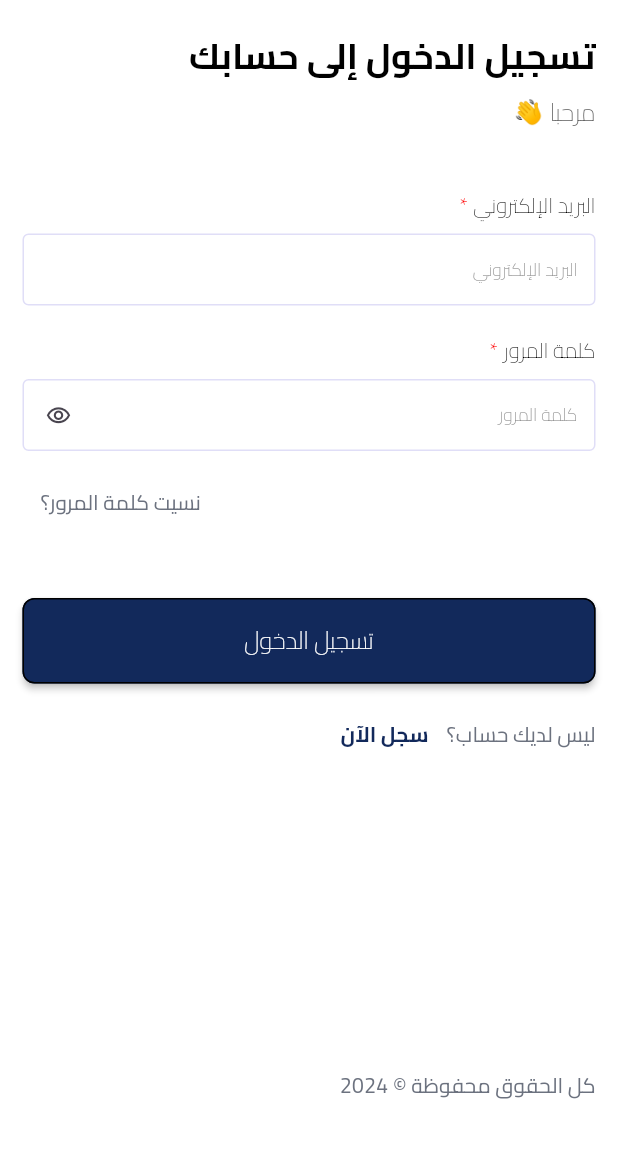
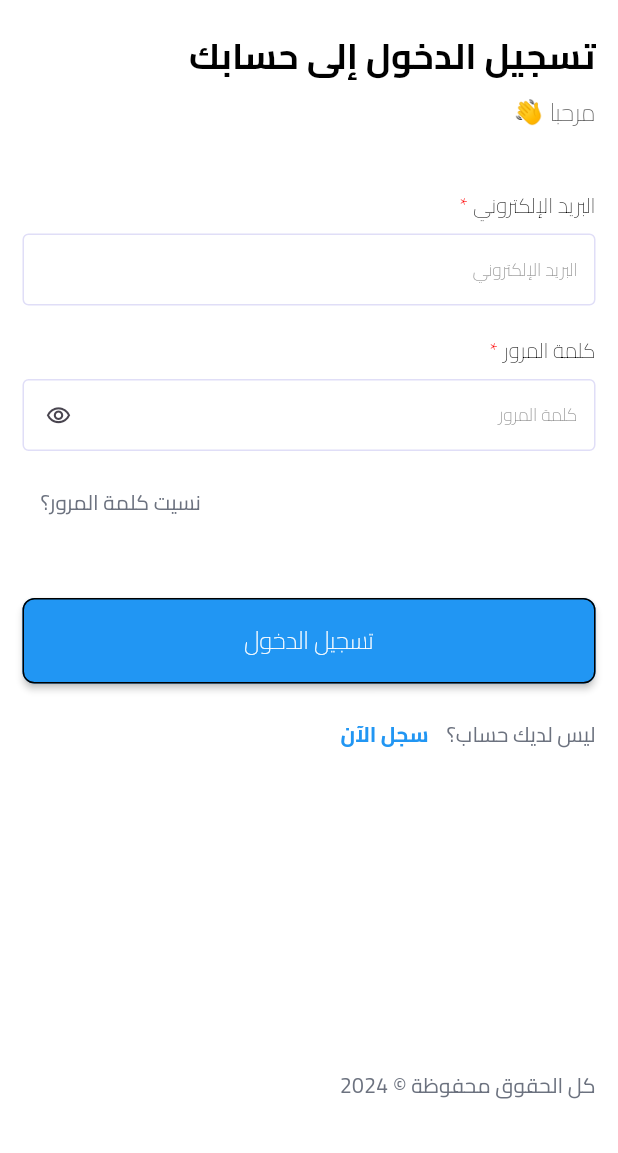
Before and after one commit to a-saber/Point-Of-Sale, a Flutter app: the screen it shows after launch, on a phone screen of 412 x 824 dp, the part 83-1236 px from its top. Run offline on Flutter 3.47's test engine with Material 3 defaults, Android fonts, the phone set to English and light mode, and no system bars; our stand-ins replace dio, flutter_staggered_animations, get, get_it, shared_preferences; missing offline and left inert: awesome_icons.

Commit message:
change primary to colors.blue

```diff
--- a/lib/core/resources_manager/color_manager.dart
+++ b/lib/core/resources_manager/color_manager.dart
@@ -2,7 +2,7 @@ import 'package:flutter/material.dart';
 
 class ColorsManager {
 
-  static const Color primary = Color(0xff12295B);
+  static const Color primary = Colors.blue;
   static const Color secondary = Color(0xffFDC300);
   static const Color white = Color(0xffffffff);
   static const Color black = Color(0xff000000);
```
